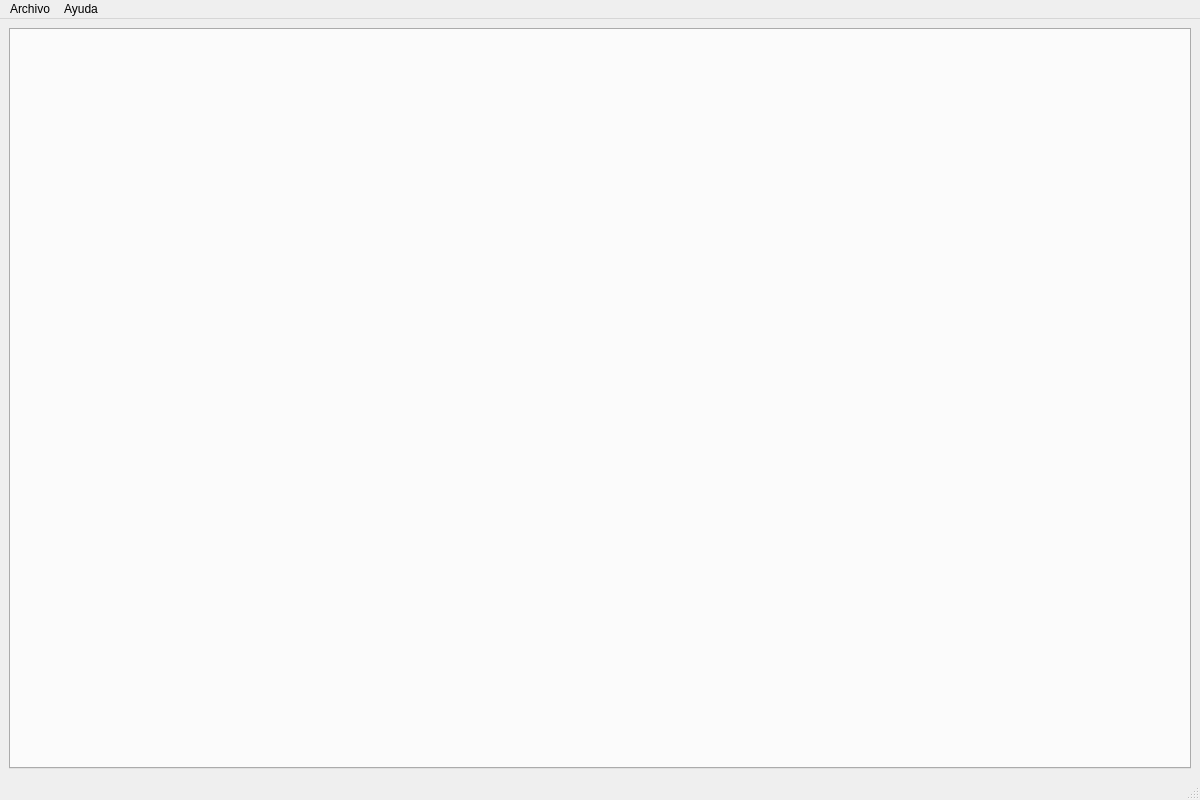
Above: ui/tab_manager.ui from volteret4/mfuz before the change. Below: the same form after it.
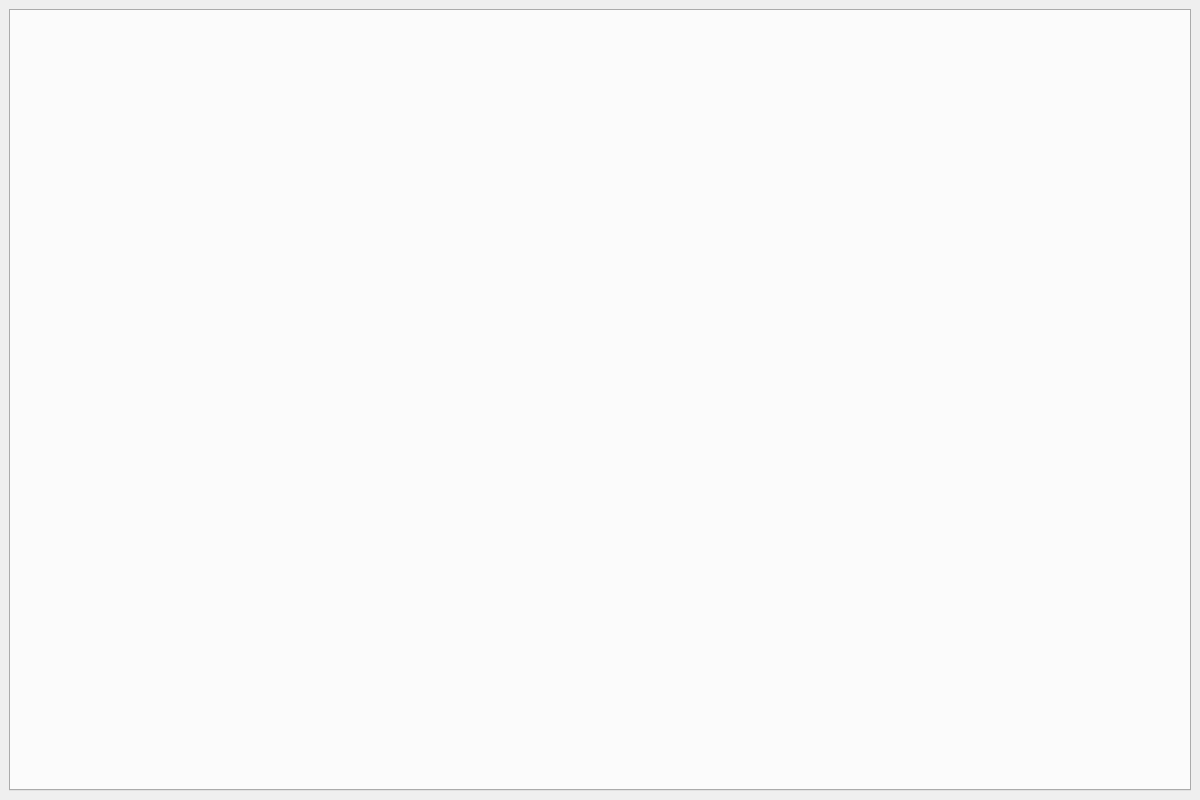
That is the form after the change.

```diff
--- a/ui/tab_manager.ui
+++ b/ui/tab_manager.ui
@@ -29,33 +29,6 @@
     </item>
    </layout>
   </widget>
-  <widget class="QStatusBar" name="statusbar"/>
-  <widget class="QMenuBar" name="menubar">
-   <property name="geometry">
-    <rect>
-     <x>0</x>
-     <y>0</y>
-     <width>1200</width>
-     <height>24</height>
-    </rect>
-   </property>
-   <widget class="QMenu" name="menuFile">
-    <property name="title">
-     <string>Archivo</string>
-    </property>
-    <addaction name="actionReload"/>
-    <addaction name="separator"/>
-    <addaction name="actionExit"/>
-   </widget>
-   <widget class="QMenu" name="menuHelp">
-    <property name="title">
-     <string>Ayuda</string>
-    </property>
-    <addaction name="actionAbout"/>
-   </widget>
-   <addaction name="menuFile"/>
-   <addaction name="menuHelp"/>
-  </widget>
   <action name="actionReload">
    <property name="text">
     <string>Recargar módulos</string>
```
